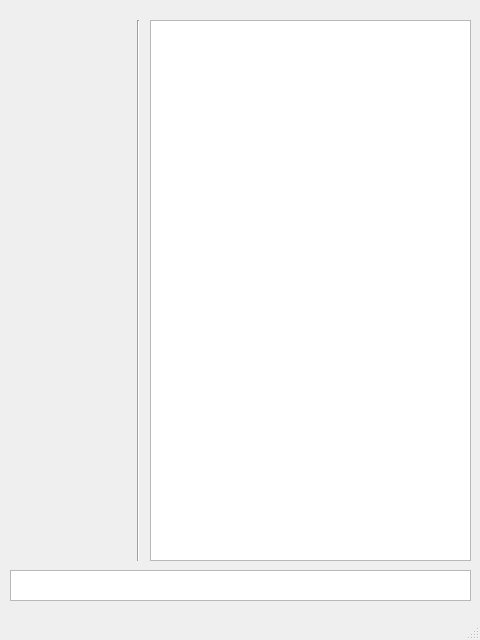
Before: the Qt Designer form qt/pebug.ui in pabloniklas/pebug, drawn with Qt 5.
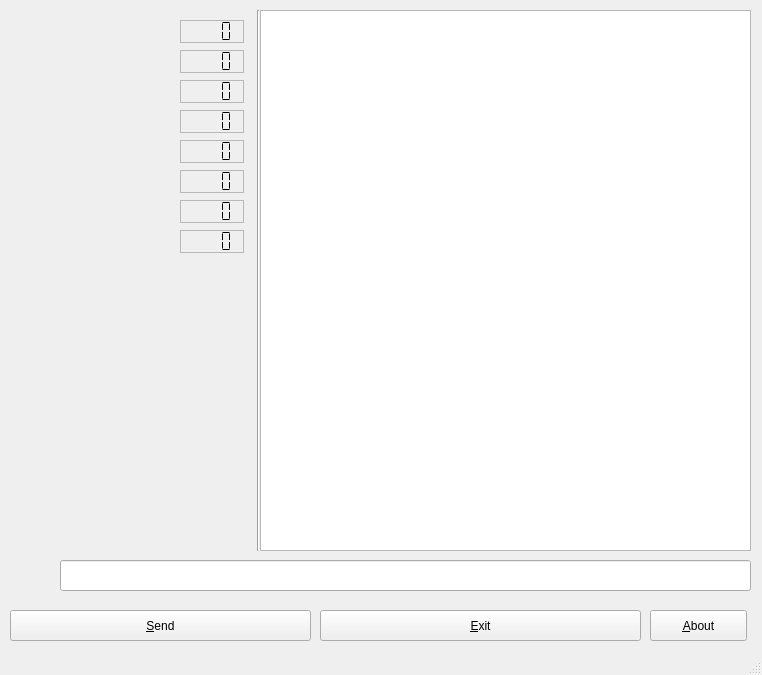
After: the same form once the commit is applied.

What changed in the file:
```diff
--- a/qt/pebug.ui
+++ b/qt/pebug.ui
@@ -6,39 +6,19 @@
    <rect>
     <x>0</x>
     <y>0</y>
-    <width>480</width>
-    <height>640</height>
+    <width>762</width>
+    <height>675</height>
    </rect>
   </property>
   <property name="windowTitle">
    <string>MainWindow</string>
   </property>
   <widget class="QWidget" name="centralwidget">
-   <widget class="QTextEdit" name="textEdit">
-    <property name="geometry">
-     <rect>
-      <x>10</x>
-      <y>570</y>
-      <width>461</width>
-      <height>31</height>
-     </rect>
-    </property>
-   </widget>
-   <widget class="QTextBrowser" name="textBrowser">
-    <property name="geometry">
-     <rect>
-      <x>150</x>
-      <y>20</y>
-      <width>321</width>
-      <height>541</height>
-     </rect>
-    </property>
-   </widget>
    <widget class="Line" name="line">
     <property name="geometry">
      <rect>
-      <x>130</x>
-      <y>20</y>
+      <x>250</x>
+      <y>10</y>
       <width>16</width>
       <height>541</height>
      </rect>
@@ -47,6 +27,388 @@
      <enum>Qt::Vertical</enum>
     </property>
    </widget>
+   <widget class="QPushButton" name="sendButton">
+    <property name="geometry">
+     <rect>
+      <x>10</x>
+      <y>610</y>
+      <width>301</width>
+      <height>31</height>
+     </rect>
+    </property>
+    <property name="text">
+     <string>&amp;Send</string>
+    </property>
+   </widget>
+   <widget class="QPushButton" name="exitButton">
+    <property name="geometry">
+     <rect>
+      <x>320</x>
+      <y>610</y>
+      <width>321</width>
+      <height>31</height>
+     </rect>
+    </property>
+    <property name="text">
+     <string>&amp;Exit</string>
+    </property>
+   </widget>
+   <widget class="QLCDNumber" name="hexEAX">
+    <property name="geometry">
+     <rect>
+      <x>180</x>
+      <y>20</y>
+      <width>64</width>
+      <height>23</height>
+     </rect>
+    </property>
+    <property name="frameShape">
+     <enum>QFrame::StyledPanel</enum>
+    </property>
+    <property name="frameShadow">
+     <enum>QFrame::Plain</enum>
+    </property>
+    <property name="digitCount">
+     <number>4</number>
+    </property>
+    <property name="mode">
+     <enum>QLCDNumber::Hex</enum>
+    </property>
+    <property name="segmentStyle">
+     <enum>QLCDNumber::Flat</enum>
+    </property>
+   </widget>
+   <widget class="QLCDNumber" name="hexEBX">
+    <property name="geometry">
+     <rect>
+      <x>180</x>
+      <y>50</y>
+      <width>64</width>
+      <height>23</height>
+     </rect>
+    </property>
+    <property name="frameShape">
+     <enum>QFrame::StyledPanel</enum>
+    </property>
+    <property name="digitCount">
+     <number>4</number>
+    </property>
+    <property name="mode">
+     <enum>QLCDNumber::Hex</enum>
+    </property>
+    <property name="segmentStyle">
+     <enum>QLCDNumber::Flat</enum>
+    </property>
+   </widget>
+   <widget class="QLabel" name="promptMode">
+    <property name="geometry">
+     <rect>
+      <x>20</x>
+      <y>560</y>
+      <width>41</width>
+      <height>23</height>
+     </rect>
+    </property>
+    <property name="font">
+     <font>
+      <family>Monospace</family>
+     </font>
+    </property>
+    <property name="frameShape">
+     <enum>QFrame::NoFrame</enum>
+    </property>
+    <property name="text">
+     <string/>
+    </property>
+   </widget>
+   <widget class="QPushButton" name="aboutButton">
+    <property name="geometry">
+     <rect>
+      <x>650</x>
+      <y>610</y>
+      <width>97</width>
+      <height>31</height>
+     </rect>
+    </property>
+    <property name="text">
+     <string>&amp;About</string>
+    </property>
+   </widget>
+   <widget class="QTextBrowser" name="rollerPaper">
+    <property name="geometry">
+     <rect>
+      <x>260</x>
+      <y>10</y>
+      <width>491</width>
+      <height>541</height>
+     </rect>
+    </property>
+    <property name="font">
+     <font>
+      <family>Monospace</family>
+     </font>
+    </property>
+   </widget>
+   <widget class="QLabel" name="ledEAX">
+    <property name="geometry">
+     <rect>
+      <x>10</x>
+      <y>20</y>
+      <width>160</width>
+      <height>23</height>
+     </rect>
+    </property>
+    <property name="text">
+     <string/>
+    </property>
+   </widget>
+   <widget class="QLabel" name="ledEBX">
+    <property name="geometry">
+     <rect>
+      <x>10</x>
+      <y>50</y>
+      <width>160</width>
+      <height>23</height>
+     </rect>
+    </property>
+    <property name="text">
+     <string/>
+    </property>
+   </widget>
+   <widget class="QLabel" name="ledECX">
+    <property name="geometry">
+     <rect>
+      <x>10</x>
+      <y>80</y>
+      <width>160</width>
+      <height>23</height>
+     </rect>
+    </property>
+    <property name="text">
+     <string/>
+    </property>
+   </widget>
+   <widget class="QLabel" name="ledEDI">
+    <property name="geometry">
+     <rect>
+      <x>10</x>
+      <y>110</y>
+      <width>160</width>
+      <height>23</height>
+     </rect>
+    </property>
+    <property name="text">
+     <string/>
+    </property>
+   </widget>
+   <widget class="QLabel" name="ledEDX">
+    <property name="geometry">
+     <rect>
+      <x>10</x>
+      <y>140</y>
+      <width>160</width>
+      <height>23</height>
+     </rect>
+    </property>
+    <property name="text">
+     <string/>
+    </property>
+   </widget>
+   <widget class="QLabel" name="ledESI">
+    <property name="geometry">
+     <rect>
+      <x>10</x>
+      <y>170</y>
+      <width>160</width>
+      <height>23</height>
+     </rect>
+    </property>
+    <property name="text">
+     <string/>
+    </property>
+   </widget>
+   <widget class="QLabel" name="ledESP">
+    <property name="geometry">
+     <rect>
+      <x>10</x>
+      <y>200</y>
+      <width>160</width>
+      <height>23</height>
+     </rect>
+    </property>
+    <property name="text">
+     <string/>
+    </property>
+   </widget>
+   <widget class="QLabel" name="ledEBP">
+    <property name="geometry">
+     <rect>
+      <x>10</x>
+      <y>230</y>
+      <width>160</width>
+      <height>23</height>
+     </rect>
+    </property>
+    <property name="text">
+     <string/>
+    </property>
+   </widget>
+   <widget class="QLCDNumber" name="hexECX">
+    <property name="geometry">
+     <rect>
+      <x>180</x>
+      <y>80</y>
+      <width>64</width>
+      <height>23</height>
+     </rect>
+    </property>
+    <property name="frameShape">
+     <enum>QFrame::StyledPanel</enum>
+    </property>
+    <property name="frameShadow">
+     <enum>QFrame::Plain</enum>
+    </property>
+    <property name="digitCount">
+     <number>4</number>
+    </property>
+    <property name="mode">
+     <enum>QLCDNumber::Hex</enum>
+    </property>
+    <property name="segmentStyle">
+     <enum>QLCDNumber::Flat</enum>
+    </property>
+   </widget>
+   <widget class="QLCDNumber" name="hexEDI">
+    <property name="geometry">
+     <rect>
+      <x>180</x>
+      <y>110</y>
+      <width>64</width>
+      <height>23</height>
+     </rect>
+    </property>
+    <property name="frameShape">
+     <enum>QFrame::StyledPanel</enum>
+    </property>
+    <property name="digitCount">
+     <number>4</number>
+    </property>
+    <property name="mode">
+     <enum>QLCDNumber::Hex</enum>
+    </property>
+    <property name="segmentStyle">
+     <enum>QLCDNumber::Flat</enum>
+    </property>
+   </widget>
+   <widget class="QLCDNumber" name="hexEDX">
+    <property name="geometry">
+     <rect>
+      <x>180</x>
+      <y>140</y>
+      <width>64</width>
+      <height>23</height>
+     </rect>
+    </property>
+    <property name="frameShape">
+     <enum>QFrame::StyledPanel</enum>
+    </property>
+    <property name="frameShadow">
+     <enum>QFrame::Plain</enum>
+    </property>
+    <property name="digitCount">
+     <number>4</number>
+    </property>
+    <property name="mode">
+     <enum>QLCDNumber::Hex</enum>
+    </property>
+    <property name="segmentStyle">
+     <enum>QLCDNumber::Flat</enum>
+    </property>
+   </widget>
+   <widget class="QLCDNumber" name="hexESI">
+    <property name="geometry">
+     <rect>
+      <x>180</x>
+      <y>170</y>
+      <width>64</width>
+      <height>23</height>
+     </rect>
+    </property>
+    <property name="frameShape">
+     <enum>QFrame::StyledPanel</enum>
+    </property>
+    <property name="digitCount">
+     <number>4</number>
+    </property>
+    <property name="mode">
+     <enum>QLCDNumber::Hex</enum>
+    </property>
+    <property name="segmentStyle">
+     <enum>QLCDNumber::Flat</enum>
+    </property>
+   </widget>
+   <widget class="QLCDNumber" name="hexESP">
+    <property name="geometry">
+     <rect>
+      <x>180</x>
+      <y>200</y>
+      <width>64</width>
+      <height>23</height>
+     </rect>
+    </property>
+    <property name="frameShape">
+     <enum>QFrame::StyledPanel</enum>
+    </property>
+    <property name="frameShadow">
+     <enum>QFrame::Plain</enum>
+    </property>
+    <property name="digitCount">
+     <number>4</number>
+    </property>
+    <property name="mode">
+     <enum>QLCDNumber::Hex</enum>
+    </property>
+    <property name="segmentStyle">
+     <enum>QLCDNumber::Flat</enum>
+    </property>
+   </widget>
+   <widget class="QLCDNumber" name="hexEBP">
+    <property name="geometry">
+     <rect>
+      <x>180</x>
+      <y>230</y>
+      <width>64</width>
+      <height>23</height>
+     </rect>
+    </property>
+    <property name="frameShape">
+     <enum>QFrame::StyledPanel</enum>
+    </property>
+    <property name="digitCount">
+     <number>4</number>
+    </property>
+    <property name="mode">
+     <enum>QLCDNumber::Hex</enum>
+    </property>
+    <property name="segmentStyle">
+     <enum>QLCDNumber::Flat</enum>
+    </property>
+   </widget>
+   <widget class="QLineEdit" name="cmdInput">
+    <property name="geometry">
+     <rect>
+      <x>60</x>
+      <y>560</y>
+      <width>691</width>
+      <height>31</height>
+     </rect>
+    </property>
+    <property name="font">
+     <font>
+      <family>Monospace</family>
+     </font>
+    </property>
+   </widget>
   </widget>
   <widget class="QStatusBar" name="statusbar"/>
  </widget>
```
Left out of the diff: 9 changed lines with no effect on the pictures.
